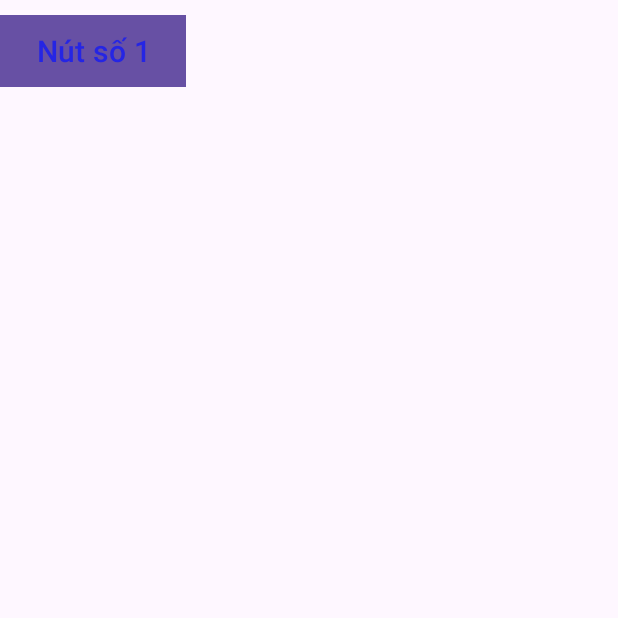
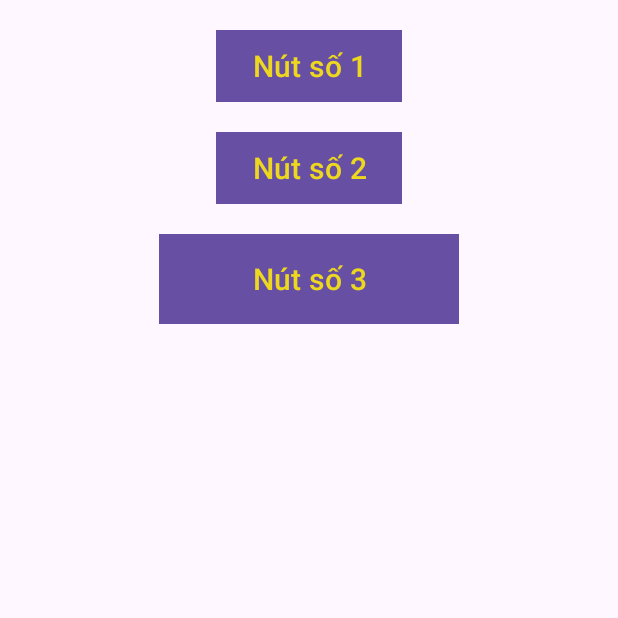
Before and after one commit to phuc091003/63135101-AndroidProgramming, an Android app: the screen it shows after launch (MainActivity), on a phone screen of 412 x 824 dp, the top half of it. Run offline under Robolectric (Android 15) with nearby library versions, the phone set to English and light mode, and no system bars.

Commit message:
Update activity_main.xml

```diff
--- a/Ex2_LinearLayout/app/src/main/res/layout/activity_main.xml
+++ b/Ex2_LinearLayout/app/src/main/res/layout/activity_main.xml
@@ -6,16 +6,35 @@
     android:layout_width="match_parent"
     android:layout_height="match_parent"
     android:orientation="vertical"
+    android:gravity="center|top"
     tools:context=".MainActivity">
 
     <Button
         android:id="@+id/nutSO1"
         android:text="Nút số 1"
         android:textSize="20dp"
-        android:textColor="#2525E4"
+        android:textColor="#EDD81F"
         android:background="#9068D9"
         android:layout_width="wrap_content"
         android:layout_height="wrap_content"
-        android:layout_marginTop="10dp"/>
+        android:layout_marginTop="20dp"/>
+    <Button
+        android:id="@+id/nutSO2"
+        android:text="Nút số 2"
+        android:textSize="20dp"
+        android:textColor="#EDD81F"
+        android:background="#9068D9"
+        android:layout_width="wrap_content"
+        android:layout_height="wrap_content"
+        android:layout_marginTop="20dp"/>
+    <Button
+        android:id="@+id/nutSO3"
+        android:text="Nút số 3"
+        android:textSize="20dp"
+        android:textColor="#EDD81F"
+        android:background="#9068D9"
+        android:layout_width="200dp"
+        android:layout_height="60dp"
+        android:layout_marginTop="20dp"/>
 
 </LinearLayout>
```
